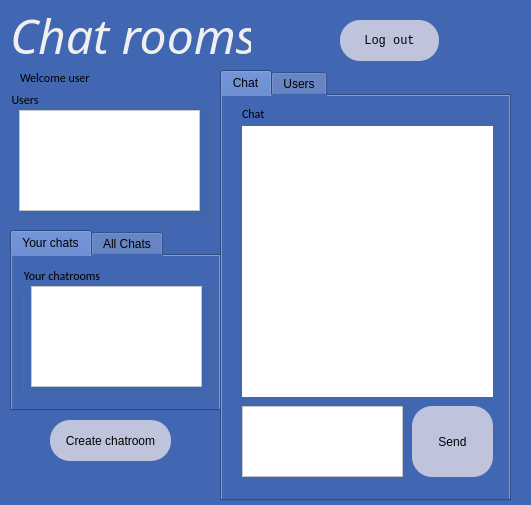
First picture: the form in MainWindowAdmin.ui, repository Sastiazaran/chatRooms, before the edit.
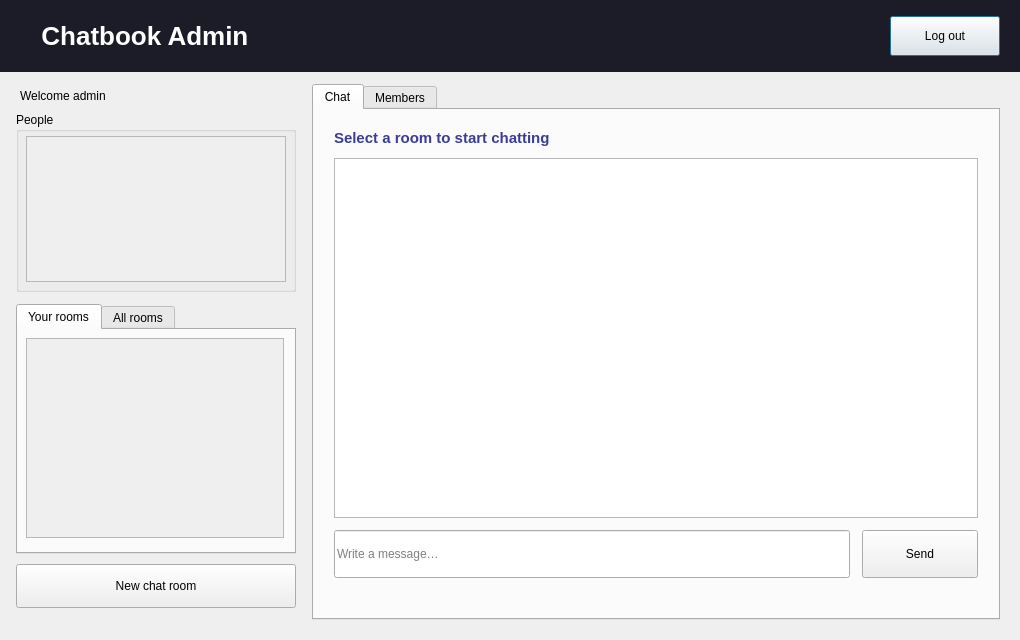
Second picture: the form after the edit. The open tabs and pages were chosen to show the change.

Commit message:
Fix chat protocol bugs, restyle the PyQt client, and rewrite the README
Correct server command parsing (including registration), auth matching,
empty-buffer hangs, and membership add/remove. The client now validates
input, wires join/open/admin actions, and uses a shared indigo theme.

The edit to the form file:
```diff
--- a/MainWindowAdmin.ui
+++ b/MainWindowAdmin.ui
@@ -6,62 +6,44 @@
    <rect>
     <x>0</x>
     <y>0</y>
-    <width>531</width>
-    <height>505</height>
+    <width>1020</width>
+    <height>640</height>
    </rect>
   </property>
-  <property name="maximumSize">
+  <property name="minimumSize">
    <size>
-    <width>1000</width>
-    <height>1000</height>
+    <width>900</width>
+    <height>560</height>
    </size>
   </property>
   <property name="windowTitle">
-   <string>Dialog</string>
-  </property>
-  <property name="styleSheet">
-   <string notr="true">background-color: rgb(66, 103, 178);
-color: rgb(239, 239, 239);</string>
+   <string>Chatbook — Admin</string>
   </property>
   <widget class="QLabel" name="label">
    <property name="geometry">
     <rect>
-     <x>10</x>
-     <y>10</y>
-     <width>241</width>
-     <height>51</height>
+     <x>0</x>
+     <y>0</y>
+     <width>1020</width>
+     <height>72</height>
     </rect>
    </property>
-   <property name="font">
-    <font>
-     <family>Harlow Solid Italic</family>
-     <pointsize>36</pointsize>
-     <italic>true</italic>
-    </font>
+   <property name="styleSheet">
+    <string notr="true">background-color: #1c1c28; color: #ffffff; font-size: 26px; font-weight: 700; padding-left: 20px;</string>
    </property>
    <property name="text">
-    <string>Chat rooms</string>
+    <string>  Chatbook Admin</string>
    </property>
   </widget>
   <widget class="QPushButton" name="button_logOut">
    <property name="geometry">
     <rect>
-     <x>340</x>
-     <y>20</y>
-     <width>99</width>
-     <height>41</height>
+     <x>890</x>
+     <y>16</y>
+     <width>110</width>
+     <height>40</height>
     </rect>
    </property>
-   <property name="font">
-    <font>
-     <family>Consolas</family>
-    </font>
-   </property>
-   <property name="styleSheet">
-    <string notr="true">border-radius:20px;
-color: rgb(0, 0, 0);
-background-color: rgb(191, 196, 220);</string>
-   </property>
    <property name="text">
     <string>Log out</string>
    </property>
@@ -70,55 +52,36 @@
    <property name="geometry">
     <rect>
      <x>20</x>
-     <y>70</y>
-     <width>151</width>
-     <height>16</height>
+     <y>84</y>
+     <width>300</width>
+     <height>24</height>
     </rect>
    </property>
-   <property name="font">
-    <font>
-     <family>Calibri</family>
-    </font>
-   </property>
-   <property name="styleSheet">
-    <string notr="true">color: rgb(0, 0, 0);</string>
-   </property>
    <property name="text">
-    <string>Welcome user</string>
+    <string>Welcome admin</string>
    </property>
   </widget>
   <widget class="QGroupBox" name="groupBox">
    <property name="geometry">
     <rect>
-     <x>10</x>
-     <y>90</y>
-     <width>201</width>
-     <height>131</height>
+     <x>16</x>
+     <y>112</y>
+     <width>280</width>
+     <height>180</height>
     </rect>
    </property>
-   <property name="font">
-    <font>
-     <family>Calibri</family>
-    </font>
-   </property>
-   <property name="styleSheet">
-    <string notr="true">color: rgb(0, 0, 0)</string>
-   </property>
    <property name="title">
-    <string>Users</string>
+    <string>People</string>
    </property>
    <widget class="QScrollArea" name="scrollArea">
     <property name="geometry">
      <rect>
-      <x>9</x>
-      <y>20</y>
-      <width>181</width>
-      <height>101</height>
+      <x>10</x>
+      <y>24</y>
+      <width>260</width>
+      <height>146</height>
      </rect>
     </property>
-    <property name="styleSheet">
-     <string notr="true">background-color: rgb(255, 255, 255);</string>
-    </property>
     <property name="widgetResizable">
      <bool>true</bool>
     </property>
@@ -127,120 +90,56 @@
       <rect>
        <x>0</x>
        <y>0</y>
-       <width>179</width>
-       <height>99</height>
+       <width>258</width>
+       <height>144</height>
       </rect>
      </property>
-     <widget class="QWidget" name="gridLayoutWidget">
-      <property name="geometry">
-       <rect>
-        <x>10</x>
-        <y>10</y>
-        <width>160</width>
-        <height>80</height>
-       </rect>
-      </property>
-      <layout class="QGridLayout" name="gridLayout"/>
-     </widget>
     </widget>
    </widget>
   </widget>
-  <widget class="QPushButton" name="button_createChatRoom">
-   <property name="geometry">
-    <rect>
-     <x>50</x>
-     <y>420</y>
-     <width>121</width>
-     <height>41</height>
-    </rect>
-   </property>
-   <property name="styleSheet">
-    <string notr="true">border-radius:20px;
-color: rgb(0, 0, 0);
-background-color: rgb(191, 196, 220);</string>
-   </property>
-   <property name="text">
-    <string>Create chatroom</string>
-   </property>
-  </widget>
   <widget class="QTabWidget" name="tabWidget">
    <property name="geometry">
     <rect>
-     <x>10</x>
-     <y>230</y>
-     <width>211</width>
-     <height>181</height>
+     <x>16</x>
+     <y>304</y>
+     <width>280</width>
+     <height>250</height>
     </rect>
    </property>
-   <property name="styleSheet">
-    <string notr="true">color: rgb(0, 0, 0);</string>
-   </property>
    <property name="currentIndex">
     <number>1</number>
    </property>
    <widget class="QWidget" name="tab">
     <attribute name="title">
-     <string>Your chats</string>
+     <string>Your rooms</string>
     </attribute>
-    <widget class="QGroupBox" name="groupBox_2">
+    <widget class="QScrollArea" name="scrollArea_2">
      <property name="geometry">
       <rect>
-       <x>10</x>
-       <y>10</y>
-       <width>191</width>
-       <height>131</height>
+       <x>8</x>
+       <y>8</y>
+       <width>258</width>
+       <height>200</height>
       </rect>
      </property>
-     <property name="font">
-      <font>
-       <family>Calibri</family>
-      </font>
+     <property name="widgetResizable">
+      <bool>true</bool>
      </property>
-     <property name="title">
-      <string>Your chatrooms</string>
-     </property>
-     <widget class="QScrollArea" name="scrollArea_2">
+     <widget class="QWidget" name="scrollAreaWidgetContents_2">
       <property name="geometry">
        <rect>
-        <x>9</x>
-        <y>20</y>
-        <width>171</width>
-        <height>101</height>
+        <x>0</x>
+        <y>0</y>
+        <width>256</width>
+        <height>198</height>
        </rect>
       </property>
-      <property name="styleSheet">
-       <string notr="true">background-color: rgb(255, 255, 255);</string>
-      </property>
-      <property name="widgetResizable">
-       <bool>true</bool>
-      </property>
-      <widget class="QWidget" name="scrollAreaWidgetContents_2">
-       <property name="geometry">
-        <rect>
-         <x>0</x>
-         <y>0</y>
-         <width>169</width>
-         <height>99</height>
-        </rect>
-       </property>
-       <widget class="QWidget" name="formLayoutWidget_2">
-        <property name="geometry">
-         <rect>
-          <x>10</x>
-          <y>10</y>
-          <width>151</width>
-          <height>80</height>
-         </rect>
-        </property>
-        <layout class="QFormLayout" name="formLayout_2"/>
-       </widget>
-      </widget>
      </widget>
     </widget>
    </widget>
    <widget class="QWidget" name="tab_2">
     <attribute name="title">
-     <string>All Chats</string>
+     <string>All rooms</string>
     </attribute>
     <widget class="QGroupBox" name="groupBox_3">
      <property name="geometry">
@@ -294,18 +193,28 @@
     </widget>
    </widget>
   </widget>
+  <widget class="QPushButton" name="button_createChatRoom">
+   <property name="geometry">
+    <rect>
+     <x>16</x>
+     <y>564</y>
+     <width>280</width>
+     <height>44</height>
+    </rect>
+   </property>
+   <property name="text">
+    <string>New chat room</string>
+   </property>
+  </widget>
   <widget class="QTabWidget" name="tabWidget_2">
    <property name="geometry">
     <rect>
-     <x>220</x>
-     <y>70</y>
-     <width>291</width>
-     <height>431</height>
+     <x>312</x>
+     <y>84</y>
+     <width>688</width>
+     <height>536</height>
     </rect>
    </property>
-   <property name="styleSheet">
-    <string notr="true">color: rgb(0,0,0);</string>
-   </property>
    <property name="currentIndex">
     <number>0</number>
    </property>
@@ -316,92 +225,69 @@
     <widget class="QWidget" name="widget" native="true">
      <property name="geometry">
       <rect>
-       <x>10</x>
-       <y>10</y>
-       <width>271</width>
-       <height>371</height>
+       <x>8</x>
+       <y>8</y>
+       <width>668</width>
+       <height>488</height>
       </rect>
      </property>
+     <widget class="QLabel" name="label_chat">
+      <property name="geometry">
+       <rect>
+        <x>12</x>
+        <y>8</y>
+        <width>640</width>
+        <height>24</height>
+       </rect>
+      </property>
+      <property name="styleSheet">
+       <string notr="true">font-size: 15px; font-weight: 700; color: #3b3c98;</string>
+      </property>
+      <property name="text">
+       <string>Select a room to start chatting</string>
+      </property>
+     </widget>
+     <widget class="QTextBrowser" name="label_2">
+      <property name="geometry">
+       <rect>
+        <x>12</x>
+        <y>40</y>
+        <width>644</width>
+        <height>360</height>
+       </rect>
+      </property>
+     </widget>
+     <widget class="QLineEdit" name="lineEdit">
+      <property name="geometry">
+       <rect>
+        <x>12</x>
+        <y>412</y>
+        <width>516</width>
+        <height>48</height>
+       </rect>
+      </property>
+      <property name="placeholderText">
+       <string>Write a message…</string>
+      </property>
+     </widget>
      <widget class="QPushButton" name="button_send">
       <property name="geometry">
        <rect>
-        <x>180</x>
-        <y>300</y>
-        <width>81</width>
-        <height>71</height>
+        <x>540</x>
+        <y>412</y>
+        <width>116</width>
+        <height>48</height>
        </rect>
       </property>
-      <property name="styleSheet">
-       <string notr="true">border-radius:20px;
-color: rgb(0, 0, 0);
-background-color: rgb(191, 196, 220);</string>
-      </property>
       <property name="text">
        <string>Send</string>
       </property>
      </widget>
-     <widget class="QLabel" name="label_chat">
-      <property name="geometry">
-       <rect>
-        <x>10</x>
-        <y>0</y>
-        <width>49</width>
-        <height>16</height>
-       </rect>
-      </property>
-      <property name="font">
-       <font>
-        <family>Calibri</family>
-       </font>
-      </property>
-      <property name="styleSheet">
-       <string notr="true">color: rgb(0, 0, 0);</string>
-      </property>
-      <property name="text">
-       <string>Chat</string>
-      </property>
-     </widget>
-     <widget class="QTextEdit" name="msgEdit">
-      <property name="geometry">
-       <rect>
-        <x>10</x>
-        <y>300</y>
-        <width>161</width>
-        <height>71</height>
-       </rect>
-      </property>
-      <property name="styleSheet">
-       <string notr="true">background-color: rgb(255, 255, 255);</string>
-      </property>
-     </widget>
-     <widget class="QLabel" name="label_2">
-      <property name="geometry">
-       <rect>
-        <x>10</x>
-        <y>20</y>
-        <width>251</width>
-        <height>271</height>
-       </rect>
-      </property>
-      <property name="whatsThis">
-       <string>&lt;html&gt;&lt;head/&gt;&lt;body&gt;&lt;p align=&quot;center&quot;&gt;&lt;br/&gt;&lt;/p&gt;&lt;/body&gt;&lt;/html&gt;</string>
-      </property>
-      <property name="styleSheet">
-       <string notr="true">color: rgb(0, 0, 0);
-background-color: rgb(255, 255, 255);</string>
-      </property>
-      <property name="text">
-       <string/>
-      </property>
-      <property name="alignment">
-       <set>Qt::AlignHCenter|Qt::AlignTop</set>
-      </property>
-     </widget>
     </widget>
    </widget>
    <widget class="QWidget" name="tab_4">
     <attribute name="title">
-     <string>Users</string>
+     <string>Members</string>
     </attribute>
     <widget class="QGroupBox" name="groupBox_4">
      <property name="geometry">
```
Left out of the diff: 101 changed lines with no effect on the pictures. The commit also changes 21 other files.
